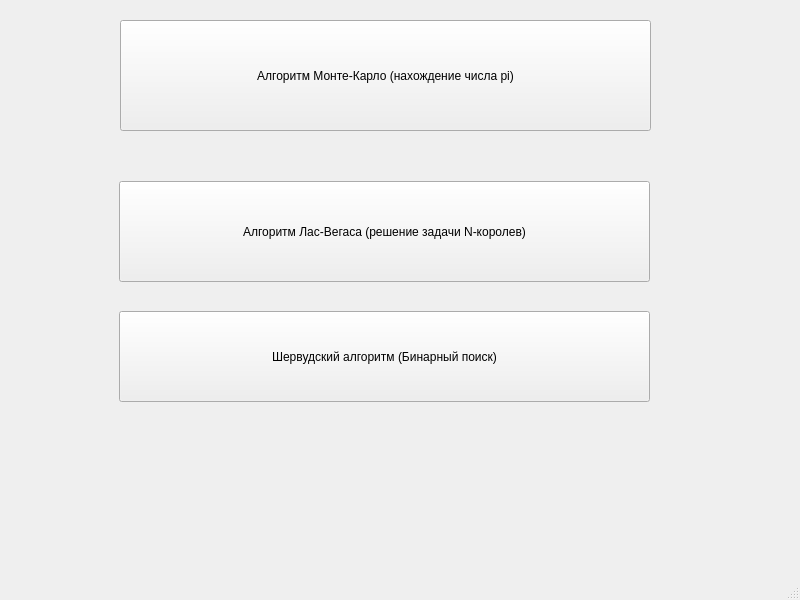
Above: mainwindow.ui from N0M1N4T3D/Randomized_Algorithms before the change. Below: the same form after it.
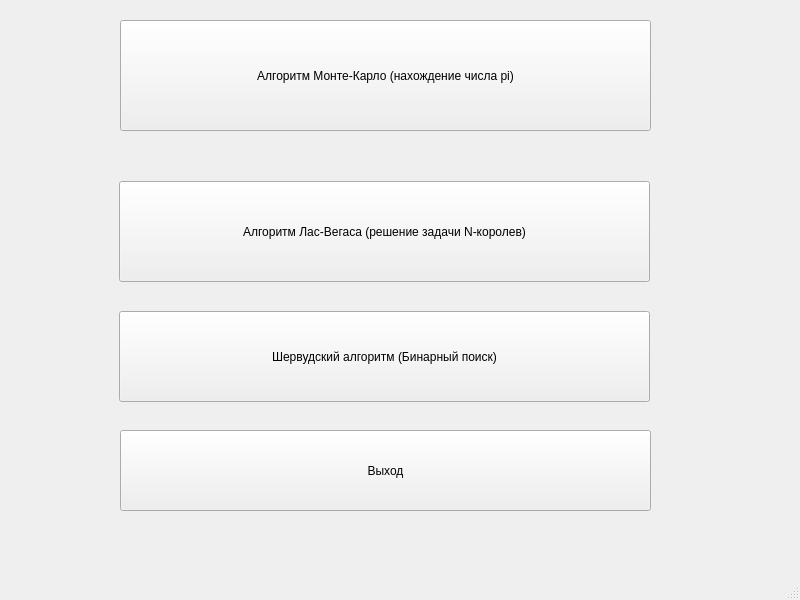
That is the form after the change.

Commit message: Сделана кнопка выхода

```diff
--- a/mainwindow.ui
+++ b/mainwindow.ui
@@ -53,6 +53,19 @@
      <string>Шервудский алгоритм (Бинарный поиск)</string>
     </property>
    </widget>
+   <widget class="QPushButton" name="pushButton_4">
+    <property name="geometry">
+     <rect>
+      <x>120</x>
+      <y>430</y>
+      <width>531</width>
+      <height>81</height>
+     </rect>
+    </property>
+    <property name="text">
+     <string>Выход</string>
+    </property>
+   </widget>
   </widget>
   <widget class="QMenuBar" name="menubar">
    <property name="geometry">
```
The commit also changes 2 other files.
